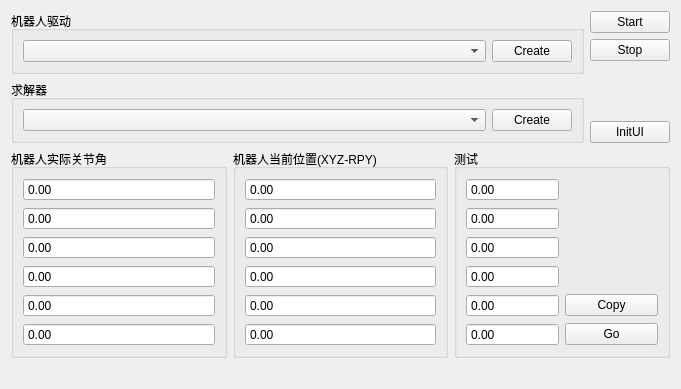
Chunting/UrRobotControllerInTCP, file packages/plugin_library/SimpleUi/RobotXyz/RobotXyzWidget.ui: the form before one commit.
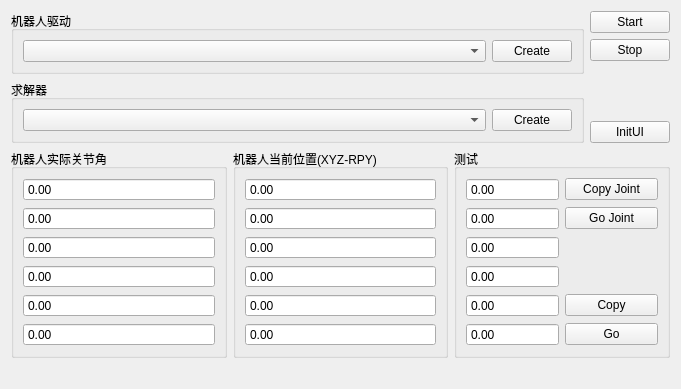
The form after the commit.

The edit to the form file:
```diff
--- a/packages/plugin_library/SimpleUi/RobotXyz/RobotXyzWidget.ui
+++ b/packages/plugin_library/SimpleUi/RobotXyz/RobotXyzWidget.ui
@@ -7,7 +7,7 @@
     <x>0</x>
     <y>0</y>
     <width>681</width>
-    <height>347</height>
+    <height>356</height>
    </rect>
   </property>
   <property name="windowTitle">
@@ -309,6 +309,20 @@
         </property>
        </widget>
       </item>
+      <item row="0" column="1">
+       <widget class="QPushButton" name="btnCopyJoint">
+        <property name="text">
+         <string>Copy Joint</string>
+        </property>
+       </widget>
+      </item>
+      <item row="1" column="1">
+       <widget class="QPushButton" name="btnGoJoint">
+        <property name="text">
+         <string>Go Joint</string>
+        </property>
+       </widget>
+      </item>
      </layout>
     </widget>
    </item>
```
